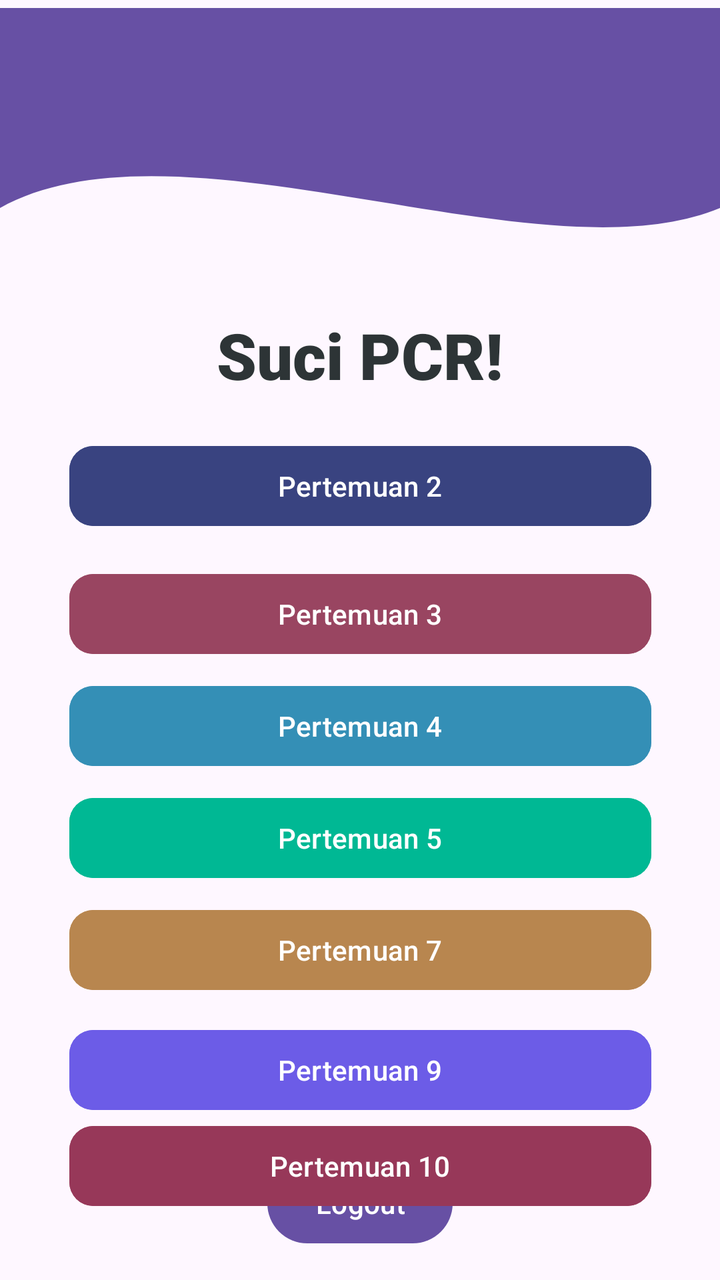
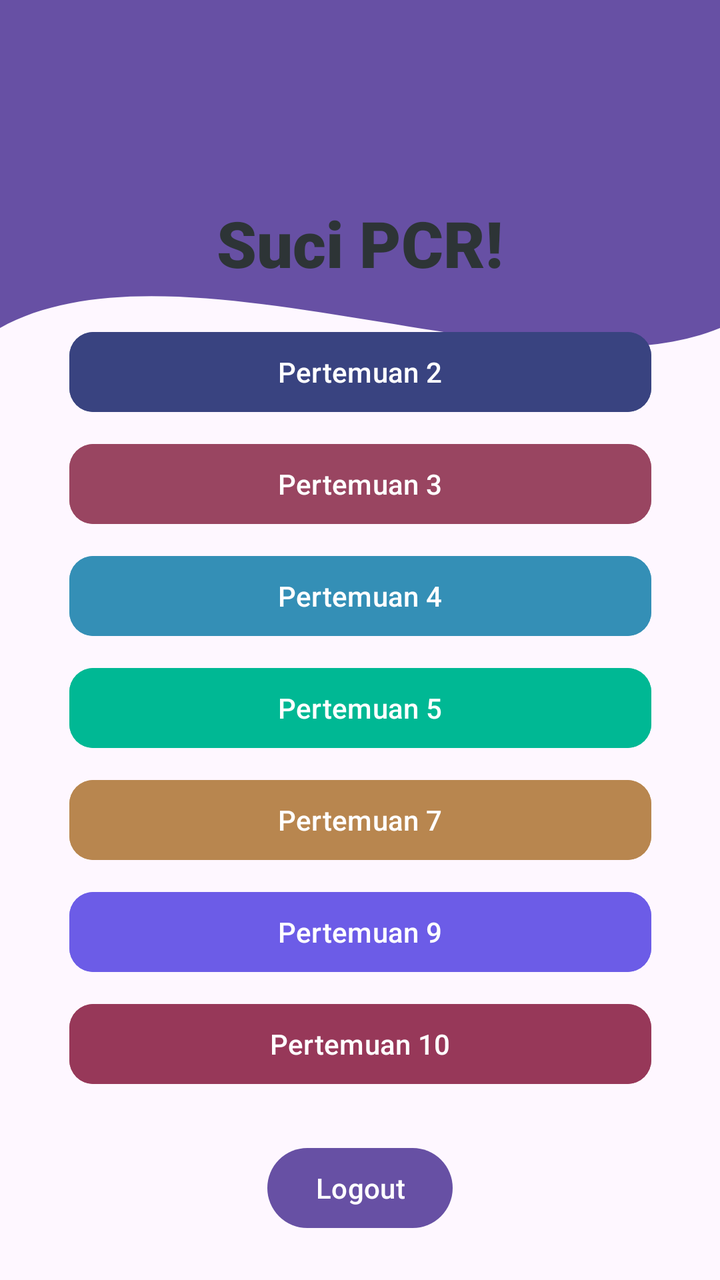

Before-and-after screenshots of an Android layout around one commit, followed by the original layout XML and the change that was made.
<!-- AndroidManifest.xml: application theme Theme.SuciApps -->
<!-- res/layout/fragment_home.xml -->
<?xml version="1.0" encoding="utf-8"?>
<androidx.constraintlayout.widget.ConstraintLayout
    xmlns:android="http://schemas.android.com/apk/res/android"
    xmlns:tools="http://schemas.android.com/tools"
    android:layout_width="match_parent"
    android:layout_height="match_parent"
    xmlns:app="http://schemas.android.com/apk/res-auto"
    tools:context=".Home.HomeFragment">

     <View
        android:id="@+id/background_header"
        android:layout_width="0dp"
        android:layout_height="250dp"
        android:layout_marginTop="4dp"
        android:background="@drawable/bg_header_wave"
        app:layout_constraintEnd_toEndOf="parent"
        app:layout_constraintHorizontal_bias="0.0"
        app:layout_constraintStart_toStartOf="parent"
        app:layout_constraintTop_toTopOf="parent" />

    <androidx.appcompat.widget.Toolbar
        android:id="@+id/toolbar"
        android:layout_width="match_parent"
        android:layout_height="?attr/actionBarSize"
        android:layout_marginTop="4dp"
        android:background="?attr/colorPrimary"
        app:layout_constraintEnd_toEndOf="parent"
        app:layout_constraintHorizontal_bias="0.0"
        app:layout_constraintStart_toStartOf="parent"
        app:layout_constraintTop_toTopOf="parent"
        app:layout_scrollFlags="scroll|enterAlways"
        app:titleTextColor="@android:color/white" />

    <TextView
        android:id="@+id/textView"
        android:layout_width="wrap_content"
        android:layout_height="wrap_content"
        android:layout_marginTop="156dp"
        android:fontFamily="sans-serif-black"
        android:text="Suci PCR!"
        android:textColor="#2D3436"
        android:textSize="32sp"
        android:textStyle="bold"
        app:layout_constraintEnd_toEndOf="parent"
        app:layout_constraintStart_toStartOf="parent"
        app:layout_constraintTop_toTopOf="parent" />

    <Button
        android:id="@+id/btnToFourth"
        android:layout_width="291dp"
        android:layout_height="wrap_content"
        android:layout_marginHorizontal="60dp"
        android:layout_marginTop="8dp"
        android:backgroundTint="#348FB6"
        android:text="Pertemuan 4"
        android:textAllCaps="false"
        android:textColor="@android:color/white"
        app:cornerRadius="12dp"
        app:layout_constraintEnd_toEndOf="parent"
        app:layout_constraintStart_toStartOf="parent"
        app:layout_constraintTop_toBottomOf="@+id/btnTothird" />

    <Button
        android:id="@+id/btnTothird"
        android:layout_width="291dp"
        android:layout_height="wrap_content"
        android:layout_marginHorizontal="60dp"
        android:layout_marginTop="16dp"
        android:backgroundTint="#994561"
        android:text="Pertemuan 3"
        android:textAllCaps="false"
        android:textColor="@android:color/white"
        app:cornerRadius="12dp"
        app:layout_constraintEnd_toEndOf="parent"
        app:layout_constraintStart_toStartOf="parent"
        app:layout_constraintTop_toBottomOf="@+id/btnToSecond" />

    <Button
        android:id="@+id/btnToSecond"
        android:layout_width="291dp"
        android:layout_height="wrap_content"
        android:layout_marginHorizontal="60dp"
        android:layout_marginTop="20dp"
        android:backgroundTint="#394380"
        android:text="Pertemuan 2"
        android:textAllCaps="false"
        android:textColor="@android:color/white"
        app:cornerRadius="12dp"
        app:layout_constraintEnd_toEndOf="parent"
        app:layout_constraintStart_toStartOf="parent"
        app:layout_constraintTop_toBottomOf="@+id/textView" />

    <Button
        android:id="@+id/btnToFifth"
        android:layout_width="291dp"
        android:layout_height="wrap_content"
        android:layout_marginHorizontal="60dp"
        android:layout_marginTop="8dp"
        android:backgroundTint="#00B894"
        android:text="Pertemuan 5"
        android:textAllCaps="false"
        android:textColor="@android:color/white"
        app:cornerRadius="12dp"
        app:layout_constraintEnd_toEndOf="parent"
        app:layout_constraintStart_toStartOf="parent"
        app:layout_constraintTop_toBottomOf="@+id/btnToFourth" />

    <Button
        android:id="@+id/btnToSeventh"
        android:layout_width="291dp"
        android:layout_height="wrap_content"
        android:layout_marginHorizontal="60dp"
        android:layout_marginTop="8dp"
        android:backgroundTint="#B8864F"
        android:text="Pertemuan 7"
        android:textAllCaps="false"
        android:textColor="@android:color/white"
        app:cornerRadius="12dp"
        app:layout_constraintEnd_toEndOf="parent"
        app:layout_constraintStart_toStartOf="parent"
        app:layout_constraintTop_toBottomOf="@+id/btnToFifth" />

    <Button
        android:id="@+id/btnLogout"
        android:layout_width="wrap_content"
        android:layout_height="wrap_content"
        android:text="Logout"
        app:layout_constraintBottom_toBottomOf="parent"
        app:layout_constraintEnd_toEndOf="parent"
        app:layout_constraintStart_toStartOf="parent"
        app:layout_constraintTop_toTopOf="parent"
        app:layout_constraintVertical_bias="0.976" />

    <Button
        android:id="@+id/btnToNinth"
        android:layout_width="291dp"
        android:layout_height="wrap_content"
        android:layout_marginHorizontal="60dp"
        android:layout_marginTop="12dp"
        android:backgroundTint="#6C5CE7"
        android:text="Pertemuan 9"
        android:textAllCaps="false"
        android:textColor="@android:color/white"
        app:cornerRadius="12dp"
        app:layout_constraintEnd_toEndOf="parent"
        app:layout_constraintStart_toStartOf="parent"
        app:layout_constraintTop_toBottomOf="@+id/btnToSeventh" />

    <Button
        android:id="@+id/btnToTenth"
        android:layout_width="291dp"
        android:layout_height="wrap_content"
        android:layout_marginHorizontal="60dp"
        android:layout_marginTop="116dp"
        android:backgroundTint="#973859"
        android:text="Pertemuan 10"
        android:textAllCaps="false"
        android:textColor="@android:color/white"
        app:cornerRadius="12dp"
        app:layout_constraintEnd_toEndOf="parent"
        app:layout_constraintStart_toStartOf="parent"
        app:layout_constraintTop_toBottomOf="@+id/btnToFifth" />

</androidx.constraintlayout.widget.ConstraintLayout>
<!-- resources referenced by this layout -->
<resources>
  <!-- drawable bg_header_wave (drawable) -->
  <vector xmlns:android="http://schemas.android.com/apk/res/android"
      android:width="100dp"
      android:height="100dp"
      android:viewportWidth="100"
      android:viewportHeight="100">
  
      
      <path
          android:fillColor="?attr/colorPrimary"
          android:pathData="
              M0,0
              L100,0
              L100,40
              C 75,55
                25,20
                0,40
              Z" />
  </vector>
  <style name="Theme.SuciApps" parent="Base.Theme.SuciApps" />
  <style name="Base.Theme.SuciApps" parent="Theme.Material3.DayNight.NoActionBar">
          
          
      </style>
</resources>

<!-- the commit's change to res/layout/fragment_home.xml (unified diff, before → after) -->
@@ -2,163 +2,187 @@
 <androidx.constraintlayout.widget.ConstraintLayout
     xmlns:android="http://schemas.android.com/apk/res/android"
     xmlns:tools="http://schemas.android.com/tools"
+    xmlns:app="http://schemas.android.com/apk/res-auto"
     android:layout_width="match_parent"
     android:layout_height="match_parent"
-    xmlns:app="http://schemas.android.com/apk/res-auto"
     tools:context=".Home.HomeFragment">
-
-     <View
-        android:id="@+id/background_header"
-        android:layout_width="0dp"
-        android:layout_height="250dp"
-        android:layout_marginTop="4dp"
-        android:background="@drawable/bg_header_wave"
-        app:layout_constraintEnd_toEndOf="parent"
-        app:layout_constraintHorizontal_bias="0.0"
-        app:layout_constraintStart_toStartOf="parent"
-        app:layout_constraintTop_toTopOf="parent" />
 
     <androidx.appcompat.widget.Toolbar
         android:id="@+id/toolbar"
         android:layout_width="match_parent"
         android:layout_height="?attr/actionBarSize"
-        android:layout_marginTop="4dp"
         android:background="?attr/colorPrimary"
-        app:layout_constraintEnd_toEndOf="parent"
-        app:layout_constraintHorizontal_bias="0.0"
-        app:layout_constraintStart_toStartOf="parent"
-        app:layout_constraintTop_toTopOf="parent"
-        app:layout_scrollFlags="scroll|enterAlways"
-        app:titleTextColor="@android:color/white" />
-
-    <TextView
-        android:id="@+id/textView"
-        android:layout_width="wrap_content"
-        android:layout_height="wrap_content"
-        android:layout_marginTop="156dp"
-        android:fontFamily="sans-serif-black"
-        android:text="Suci PCR!"
-        android:textColor="#2D3436"
-        android:textSize="32sp"
-        android:textStyle="bold"
-        app:layout_constraintEnd_toEndOf="parent"
-        app:layout_constraintStart_toStartOf="parent"
-        app:layout_constraintTop_toTopOf="parent" />
-
-    <Button
-        android:id="@+id/btnToFourth"
-        android:layout_width="291dp"
-        android:layout_height="wrap_content"
-        android:layout_marginHorizontal="60dp"
-        android:layout_marginTop="8dp"
-        android:backgroundTint="#348FB6"
-        android:text="Pertemuan 4"
-        android:textAllCaps="false"
-        android:textColor="@android:color/white"
-        app:cornerRadius="12dp"
-        app:layout_constraintEnd_toEndOf="parent"
-        app:layout_constraintStart_toStartOf="parent"
-        app:layout_constraintTop_toBottomOf="@+id/btnTothird" />
-
-    <Button
-        android:id="@+id/btnTothird"
-        android:layout_width="291dp"
-        android:layout_height="wrap_content"
-        android:layout_marginHorizontal="60dp"
-        android:layout_marginTop="16dp"
-        android:backgroundTint="#994561"
-        android:text="Pertemuan 3"
-        android:textAllCaps="false"
-        android:textColor="@android:color/white"
-        app:cornerRadius="12dp"
-        app:layout_constraintEnd_toEndOf="parent"
-        app:layout_constraintStart_toStartOf="parent"
-        app:layout_constraintTop_toBottomOf="@+id/btnToSecond" />
-
-    <Button
-        android:id="@+id/btnToSecond"
-        android:layout_width="291dp"
-        android:layout_height="wrap_content"
-        android:layout_marginHorizontal="60dp"
-        android:layout_marginTop="20dp"
-        android:backgroundTint="#394380"
-        android:text="Pertemuan 2"
-        android:textAllCaps="false"
-        android:textColor="@android:color/white"
-        app:cornerRadius="12dp"
-        app:layout_constraintEnd_toEndOf="parent"
-        app:layout_constraintStart_toStartOf="parent"
-        app:layout_constraintTop_toBottomOf="@+id/textView" />
-
-    <Button
-        android:id="@+id/btnToFifth"
-        android:layout_width="291dp"
-        android:layout_height="wrap_content"
-        android:layout_marginHorizontal="60dp"
-        android:layout_marginTop="8dp"
-        android:backgroundTint="#00B894"
-        android:text="Pertemuan 5"
-        android:textAllCaps="false"
-        android:textColor="@android:color/white"
-        app:cornerRadius="12dp"
-        app:layout_constraintEnd_toEndOf="parent"
-        app:layout_constraintStart_toStartOf="parent"
-        app:layout_constraintTop_toBottomOf="@+id/btnToFourth" />
-
-    <Button
-        android:id="@+id/btnToSeventh"
-        android:layout_width="291dp"
-        android:layout_height="wrap_content"
-        android:layout_marginHorizontal="60dp"
-        android:layout_marginTop="8dp"
-        android:backgroundTint="#B8864F"
-        android:text="Pertemuan 7"
-        android:textAllCaps="false"
-        android:textColor="@android:color/white"
-        app:cornerRadius="12dp"
-        app:layout_constraintEnd_toEndOf="parent"
-        app:layout_constraintStart_toStartOf="parent"
-        app:layout_constraintTop_toBottomOf="@+id/btnToFifth" />
-
-    <Button
-        android:id="@+id/btnLogout"
-        android:layout_width="wrap_content"
-        android:layout_height="wrap_content"
-        android:text="Logout"
-        app:layout_constraintBottom_toBottomOf="parent"
         app:layout_constraintEnd_toEndOf="parent"
         app:layout_constraintStart_toStartOf="parent"
         app:layout_constraintTop_toTopOf="parent"
-        app:layout_constraintVertical_bias="0.976" />
+        app:titleTextColor="@android:color/white" />
 
-    <Button
-        android:id="@+id/btnToNinth"
-        android:layout_width="291dp"
-        android:layout_height="wrap_content"
-        android:layout_marginHorizontal="60dp"
-        android:layout_marginTop="12dp"
-        android:backgroundTint="#6C5CE7"
-        android:text="Pertemuan 9"
-        android:textAllCaps="false"
-        android:textColor="@android:color/white"
-        app:cornerRadius="12dp"
-        app:layout_constraintEnd_toEndOf="parent"
+    <androidx.core.widget.NestedScrollView
+        android:layout_width="match_parent"
+        android:layout_height="0dp"
+        android:fillViewport="true"
+        app:layout_constraintTop_toBottomOf="@id/toolbar"
+        app:layout_constraintBottom_toBottomOf="parent"
         app:layout_constraintStart_toStartOf="parent"
-        app:layout_constraintTop_toBottomOf="@+id/btnToSeventh" />
+        app:layout_constraintEnd_toEndOf="parent">
 
-    <Button
-        android:id="@+id/btnToTenth"
-        android:layout_width="291dp"
-        android:layout_height="wrap_content"
-        android:layout_marginHorizontal="60dp"
-        android:layout_marginTop="116dp"
-        android:backgroundTint="#973859"
-        android:text="Pertemuan 10"
-        android:textAllCaps="false"
-        android:textColor="@android:color/white"
-        app:cornerRadius="12dp"
-        app:layout_constraintEnd_toEndOf="parent"
-        app:layout_constraintStart_toStartOf="parent"
-        app:layout_constraintTop_toBottomOf="@+id/btnToFifth" />
+        <androidx.constraintlayout.widget.ConstraintLayout
+            android:layout_width="match_parent"
+            android:layout_height="wrap_content"
+            android:paddingBottom="32dp">
+
+            <View
+                android:id="@+id/background_header"
+                android:layout_width="0dp"
+                android:layout_height="250dp"
+                android:background="@drawable/bg_header_wave"
+                app:layout_constraintEnd_toEndOf="parent"
+                app:layout_constraintStart_toStartOf="parent"
+                app:layout_constraintTop_toTopOf="parent" />
+
+            <TextView
+                android:id="@+id/textView"
+                android:layout_width="156dp"
+                android:layout_height="42dp"
+                android:layout_marginTop="36dp"
+                android:fontFamily="sans-serif-black"
+                android:text="Suci PCR!"
+                android:textColor="#2D3436"
+                android:textSize="32sp"
+                android:textStyle="bold"
+                android:textAlignment="center"
+                app:layout_constraintEnd_toEndOf="parent"
+                app:layout_constraintStart_toStartOf="parent"
+                app:layout_constraintTop_toTopOf="parent" />
+
+            <Button
+                android:id="@+id/btnToSecond"
+                android:layout_width="291dp"
+                android:layout_height="wrap_content"
+                android:layout_marginHorizontal="60dp"
+                android:layout_marginTop="20dp"
+                android:backgroundTint="#394380"
+                android:text="Pertemuan 2"
+                android:textAllCaps="false"
+                android:textColor="@android:color/white"
+                app:cornerRadius="12dp"
+                app:layout_constraintEnd_toEndOf="parent"
+                app:layout_constraintStart_toStartOf="parent"
+                app:layout_constraintTop_toBottomOf="@+id/textView" />
+
+            <Button
+                android:id="@+id/btnTothird"
+                android:layout_width="291dp"
+                android:layout_height="wrap_content"
+                android:layout_marginHorizontal="60dp"
+                android:layout_marginTop="8dp"
+                android:backgroundTint="#994561"
+                android:text="Pertemuan 3"
+                android:textAllCaps="false"
+                android:textColor="@android:color/white"
+                app:cornerRadius="12dp"
+                app:layout_constraintEnd_toEndOf="parent"
+                app:layout_constraintStart_toStartOf="parent"
+                app:layout_constraintTop_toBottomOf="@+id/btnToSecond" />
+
+            <Button
+                android:id="@+id/btnToFourth"
+                android:layout_width="291dp"
+                android:layout_height="wrap_content"
+                android:layout_marginHorizontal="60dp"
+                android:layout_marginTop="8dp"
+                android:backgroundTint="#348FB6"
+                android:text="Pertemuan 4"
+                android:textAllCaps="false"
+                android:textColor="@android:color/white"
+                app:cornerRadius="12dp"
+                app:layout_constraintEnd_toEndOf="parent"
+                app:layout_constraintStart_toStartOf="parent"
+                app:layout_constraintTop_toBottomOf="@+id/btnTothird" />
+
+            <Button
+                android:id="@+id/btnToFifth"
+                android:layout_width="291dp"
+                android:layout_height="wrap_content"
+                android:layout_marginHorizontal="60dp"
+                android:layout_marginTop="8dp"
+                android:backgroundTint="#00B894"
+                android:text="Pertemuan 5"
+                android:textAllCaps="false"
+                android:textColor="@android:color/white"
+                app:cornerRadius="12dp"
+                app:layout_constraintEnd_toEndOf="parent"
+                app:layout_constraintStart_toStartOf="parent"
+                app:layout_constraintTop_toBottomOf="@+id/btnToFourth" />
+
+            <Button
+                android:id="@+id/btnToSeventh"
+                android:layout_width="291dp"
+                android:layout_height="wrap_content"
+                android:layout_marginHorizontal="60dp"
+                android:layout_marginTop="8dp"
+                android:backgroundTint="#B8864F"
+                android:text="Pertemuan 7"
+                android:textAllCaps="false"
+                android:textColor="@android:color/white"
+                app:cornerRadius="12dp"
+                app:layout_constraintEnd_toEndOf="parent"
+                app:layout_constraintStart_toStartOf="parent"
+                app:layout_constraintTop_toBottomOf="@+id/btnToFifth" />
+
+            <Button
+                android:id="@+id/btnToNinth"
+                android:layout_width="291dp"
+                android:layout_height="wrap_content"
+                android:layout_marginHorizontal="60dp"
+                android:layout_marginTop="8dp"
+                android:backgroundTint="#6C5CE7"
+                android:text="Pertemuan 9"
+                android:textAllCaps="false"
+                android:textColor="@android:color/white"
+                app:cornerRadius="12dp"
+                app:layout_constraintEnd_toEndOf="parent"
+                app:layout_constraintStart_toStartOf="parent"
+                app:layout_constraintTop_toBottomOf="@+id/btnToSeventh" />
+
+            <Button
+                android:id="@+id/btnToTenth"
+                android:layout_width="291dp"
+                android:layout_height="wrap_content"
+                android:layout_marginHorizontal="60dp"
+                android:layout_marginTop="8dp"
+                android:backgroundTint="#973859"
+                android:text="Pertemuan 10"
+                android:textAllCaps="false"
+                android:textColor="@android:color/white"
+                app:cornerRadius="12dp"
+                app:layout_constraintEnd_toEndOf="parent"
+                app:layout_constraintStart_toStartOf="parent"
+                app:layout_constraintTop_toBottomOf="@+id/btnToNinth" />
+
+            <Button
+                android:id="@+id/btnLogout"
+                android:layout_width="wrap_content"
+                android:layout_height="wrap_content"
+                android:layout_marginTop="24dp"
+                android:text="Logout"
+                app:layout_constraintEnd_toEndOf="parent"
+                app:layout_constraintStart_toStartOf="parent"
+                app:layout_constraintTop_toBottomOf="@+id/btnToTenth" />
+
+            <androidx.recyclerview.widget.RecyclerView
+                android:id="@+id/rvGallery"
+                android:layout_width="match_parent"
+                android:layout_height="wrap_content"
+                android:layout_marginTop="24dp"
+                android:padding="8dp"
+                android:nestedScrollingEnabled="false"
+                app:layout_constraintEnd_toEndOf="parent"
+                app:layout_constraintStart_toStartOf="parent"
+                app:layout_constraintTop_toBottomOf="@+id/btnLogout"
+                app:layout_constraintBottom_toBottomOf="parent"/>
+
+        </androidx.constraintlayout.widget.ConstraintLayout>
+    </androidx.core.widget.NestedScrollView>
 
 </androidx.constraintlayout.widget.ConstraintLayout>
